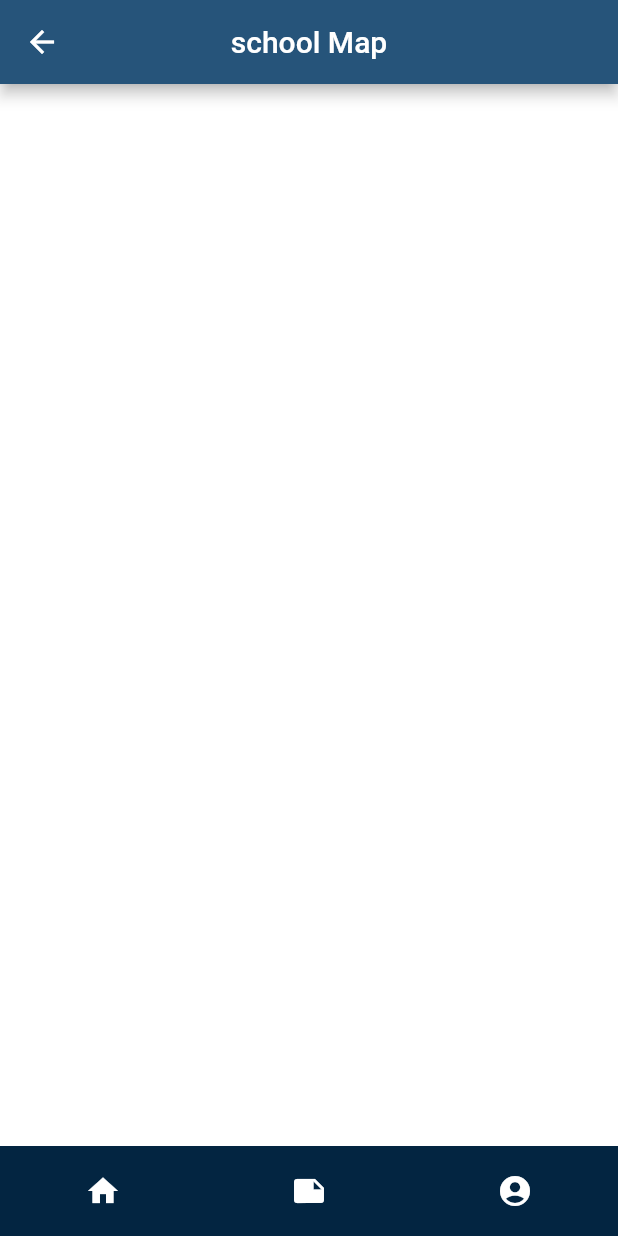
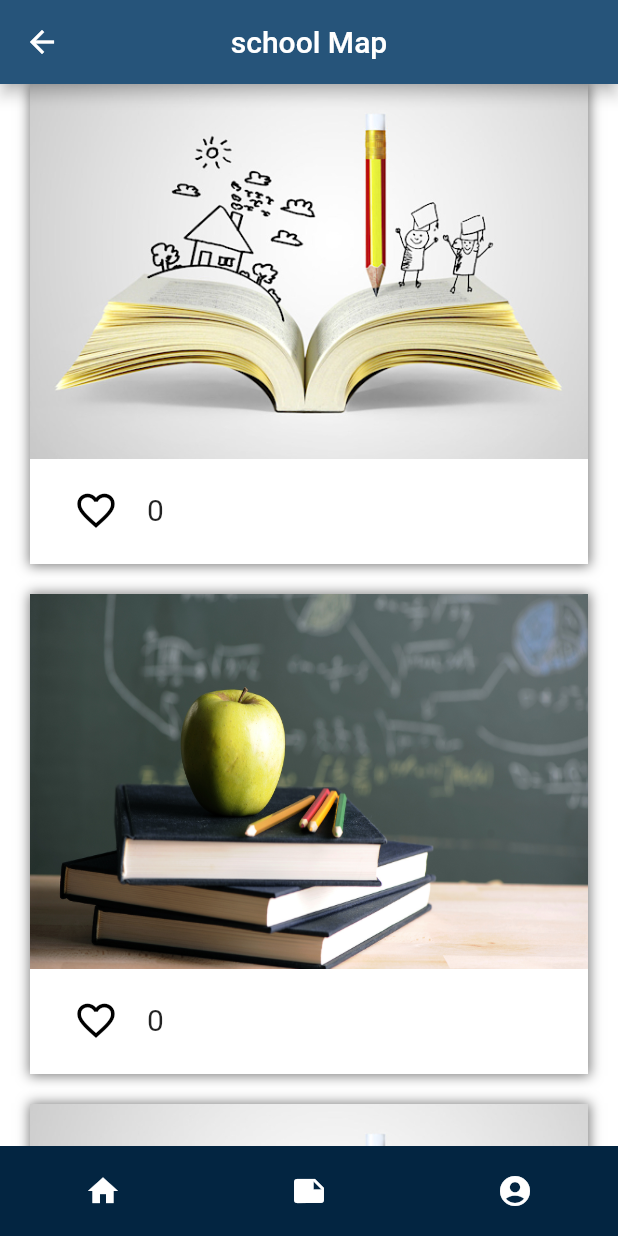
Before and after one commit to maneeshalakshani/Navi-Clear, a Flutter app: the Main screen opened by its route, on a phone screen of 412 x 824 dp. Run offline on Flutter 3.47's test engine with Material 2 defaults, Android fonts, the phone set to English and light mode, and no system bars; our stand-ins replace firebase_core, flutter_spinkit; missing offline and left inert: super_tooltip; accounts and stored records are empty.

Commit message:
Main page complete

```diff
--- /dev/null
+++ b/Frontend/naviclear/lib/Model/Notification.dart
@@ -0,0 +1,10 @@
+class NotificationCard {
+  late String imagePath;
+  late int likeCounter;
+  bool likeIcon;
+
+  NotificationCard(
+      {required this.imagePath,
+      required this.likeCounter,
+      required this.likeIcon});
+}
--- a/Frontend/naviclear/lib/NavBar.dart
+++ b/Frontend/naviclear/lib/NavBar.dart
@@ -1,4 +1,5 @@
 import 'package:flutter/material.dart';
+import 'package:naviclear/Pages/MainPage.dart';
 
 class NavBar extends StatelessWidget {
   const NavBar({Key? key}) : super(key: key);
@@ -12,21 +13,27 @@ class NavBar extends StatelessWidget {
         mainAxisAlignment: MainAxisAlignment.spaceAround,
         children: [
           IconButton(
-            onPressed: () {},
+            onPressed: () {
+              Navigator.pushReplacementNamed(context, '/main');
+            },
             icon: Icon(
               Icons.home,
               color: Colors.white,
             ),
           ),
           IconButton(
-            onPressed: () {},
+            onPressed: () {
+              Navigator.pushReplacementNamed(context, '/SignIn');
+            },
             icon: Icon(
               Icons.note,
               color: Colors.white,
             ),
           ),
           IconButton(
-            onPressed: () {},
+            onPressed: () {
+              Navigator.pushReplacementNamed(context, '/SignIn');
+            },
             icon: Icon(
               Icons.account_circle,
               color: Colors.white,
--- a/Frontend/naviclear/lib/Pages/MainPage.dart
+++ b/Frontend/naviclear/lib/Pages/MainPage.dart
@@ -1,4 +1,5 @@
 import 'package:flutter/material.dart';
+import 'package:naviclear/Model/Notification.dart';
 import 'package:naviclear/NavBar.dart';
 
 class Main extends StatefulWidget {
@@ -9,8 +10,23 @@ class Main extends StatefulWidget {
 }
 
 class _MainState extends State<Main> {
+  List<NotificationCard> notificationObj = [
+    NotificationCard(
+        imagePath: 'assets/SignUp.jpg', likeCounter: 0, likeIcon: false),
+    NotificationCard(
+        imagePath: 'assets/School.jpg', likeCounter: 0, likeIcon: false),
+    NotificationCard(
+        imagePath: 'assets/SignUp.jpg', likeCounter: 0, likeIcon: false),
+    NotificationCard(
+        imagePath: 'assets/School.jpg', likeCounter: 0, likeIcon: false),
+    NotificationCard(
+        imagePath: 'assets/SignUp.jpg', likeCounter: 0, likeIcon: false),
+  ];
+
   @override
   Widget build(BuildContext context) {
+    final width = MediaQuery.of(context).size.width;
+
     return Scaffold(
       backgroundColor: Colors.white,
       appBar: AppBar(
@@ -21,6 +37,97 @@ class _MainState extends State<Main> {
         backgroundColor: Color.fromARGB(255, 38, 84, 122),
       ),
       bottomNavigationBar: NavBar(),
+      body: Column(
+        children: [
+          Expanded(
+            child: MediaQuery.removePadding(
+              context: context,
+              removeTop: true,
+              child: ListView.builder(
+                itemCount: notificationObj.length,
+                itemBuilder: (BuildContext context, int index) {
+                  return Container(
+                    height: 320,
+                    margin: EdgeInsets.fromLTRB(20, 0, 20, 20),
+                    decoration: BoxDecoration(
+                      color: Colors.white,
+                      boxShadow: [
+                        BoxShadow(
+                          color: Colors.black.withOpacity(0.5),
+                          offset: Offset(0, 0),
+                          blurRadius: 6.0,
+                          spreadRadius: 1.0,
+                        ),
+                      ],
+                    ),
+                    child: Stack(
+                      children: [
+                        Positioned(
+                          top: 0,
+                          left: 0,
+                          right: 0,
+                          child: Container(
+                            height: 250,
+                            child: Image.asset(
+                              notificationObj[index].imagePath,
+                              fit: BoxFit.fill,
+                            ),
+                          ),
+                        ),
+                        Positioned(
+                          top: 260,
+                          left: 20,
+                          child: Row(
+                            children: [
+                              IconButton(
+                                onPressed: () {
+                                  if (notificationObj[index].likeIcon == true) {
+                                    setState(() {
+                                      notificationObj[index].likeIcon = false;
+                                      notificationObj[index].likeCounter =
+                                          notificationObj[index].likeCounter -
+                                              1;
+                                    });
+                                  } else {
+                                    setState(() {
+                                      notificationObj[index].likeIcon = true;
+                                      notificationObj[index].likeCounter =
+                                          notificationObj[index].likeCounter +
+                                              1;
+                                    });
+                                  }
+                                },
+                                icon: Icon(
+                                  notificationObj[index].likeIcon
+                                      ? Icons.favorite
+                                      : Icons.favorite_border,
+                                  color: notificationObj[index].likeIcon
+                                      ? Colors.red
+                                      : Colors.black,
+                                  size: 30,
+                                ),
+                              ),
+                              SizedBox(
+                                width: 10.0,
+                              ),
+                              Text(
+                                notificationObj[index].likeCounter.toString(),
+                                style: TextStyle(
+                                  fontSize: 20,
+                                ),
+                              ),
+                            ],
+                          ),
+                        ),
+                      ],
+                    ),
+                  );
+                },
+              ),
+            ),
+          ),
+        ],
+      ),
     );
   }
 }
```
